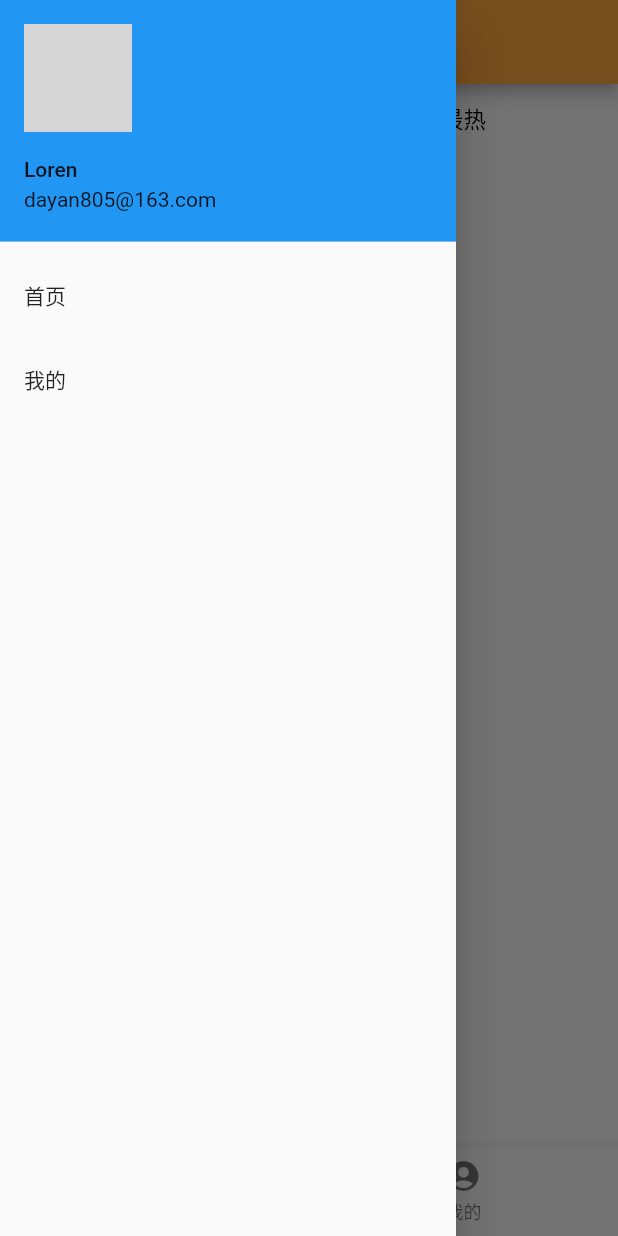
After one commit to Loren1994/flutter-learning, a Flutter app: the screen it shows after launch, with the side drawer open, on a phone screen of 412 x 824 dp. The commit adds this screen. Run offline on Flutter 3.47's test engine with Material 2 defaults, Android fonts, the phone set to English and light mode, and no system bars; our stand-ins replace fluttertoast; network calls fail; grey boxes are pictures that could not be loaded.

Commit message:
修改导航跳转方式

```diff
--- a/lib/main.dart
+++ b/lib/main.dart
@@ -1,16 +1,16 @@
+import 'package:flutter/cupertino.dart';
 import 'package:flutter/material.dart';
 import 'package:flutter_learning/pages/ContentDetail.dart';
 import 'package:flutter_learning/pages/HomePage.dart';
 import 'package:flutter_learning/pages/Person.dart';
-import 'package:fluttertoast/fluttertoast.dart';
-
+import 'package:flutter_learning/widget/HomeDrawer.dart';
 
 /** TODO-LIST
  * 1.网络请求的封装
  * 2.SP封装
  * 3.tab保存状态
  * 4.下拉列表组件
- * 5.
+ * 5.?tab/nav behavior
  */
 
 void main() => runApp(new App());
@@ -43,8 +43,7 @@ class _AppPageState extends State<AppPage> {
     new Text('首页', style: new TextStyle(fontSize: 12.0)),
     new Text('我的', style: new TextStyle(fontSize: 12.0))
   ];
-  var index = 0;
-  var isHome = true;
+  int selectNavIndex = 0;
 
   @override
   Widget build(BuildContext context) {
@@ -62,60 +61,30 @@ class _AppPageState extends State<AppPage> {
     return new DefaultTabController(
         child: new Scaffold(
           appBar: new AppBar(
-              elevation: 1.0,
-              backgroundColor: Colors.orangeAccent,
-              title: _getTitle()),
-          body: isHome ? new HomePage() : new Person(),
-          drawer: new Drawer(
-            child: new ListView(
-              children: <Widget>[
-                new UserAccountsDrawerHeader(
-                  accountName: new Text('Loren'),
-                  accountEmail: new Text('dayan805@163.com'),
-                  currentAccountPicture: new GestureDetector(
-                    onTap: () {},
-                    child: new CircleAvatar(
-                      backgroundImage: new NetworkImage(
-                          'https://avatars3.githubusercontent.com/u/19885732?s=460&v=4'),
-                    ),
-                  ),
-                  decoration: new BoxDecoration(
-                    color: Colors.blue,
-                  ),
-                ),
-                new ListTile(
-                    title: new Text('首页'),
-                    onTap: () {
-                      Fluttertoast.showToast(msg: "首页");
-                    }),
-                new ListTile(
-                  title: new Text('我的'),
-                  onTap: () {
-                    Fluttertoast.showToast(msg: "我的");
-                  },
-                ),
-              ],
-            ),
+              backgroundColor: Colors.orangeAccent, title: _getTitle()),
+          body: new IndexedStack(
+            children: <Widget>[new HomePage(), new Person()],
+            index: this.selectNavIndex,
           ),
+          drawer: new HomeDrawer(),
           bottomNavigationBar: new BottomNavigationBar(
+              items: items,
               onTap: _selectPosition,
-              currentIndex: index,
-              iconSize: 24.0,
-              items: items),
+              currentIndex: selectNavIndex,
+              iconSize: 24.0),
         ),
         length: items.length);
   }
 
   _selectPosition(int index) {
-    if (this.index == index) return;
+    if (this.selectNavIndex == index) return;
     setState(() {
-      this.index = index;
-      this.isHome = (index == 0);
+      this.selectNavIndex = index;
     });
   }
 
   _getTitle() {
-    return new Text(this.itemTexts[index].data,
+    return new Text(this.itemTexts[selectNavIndex].data,
         style: new TextStyle(fontSize: 20.0, color: Colors.white));
   }
 }
--- a/lib/pages/HomePage.dart
+++ b/lib/pages/HomePage.dart
@@ -7,7 +7,7 @@ class HomePage extends StatefulWidget {
 }
 
 class _HomePageState extends State<HomePage>
-    with SingleTickerProviderStateMixin {
+    with AutomaticKeepAliveClientMixin {
   final List<Text> tabTexts = <Text>[
     new Text('最新', style: new TextStyle(fontSize: 15.0)),
     new Text('最热', style: new TextStyle(fontSize: 15.0))
@@ -23,21 +23,18 @@ class _HomePageState extends State<HomePage>
     }
     return new DefaultTabController(
         child: new Scaffold(
-          appBar: new AppBar(
-            titleSpacing: 0.0,
-            backgroundColor: Colors.orangeAccent,
-            primary: true,
-            title: new TabBar(
+          appBar: new TabBar(
               isScrollable: false,
               tabs: tabs,
-              indicatorColor: Colors.white,
+              indicatorColor: Colors.orangeAccent,
               unselectedLabelColor: Colors.black,
-              labelColor: Colors.white,
-            ),
-          ),
+              labelColor: Colors.orangeAccent),
           body: new TabBarView(
               children: [new HomeList(flag: 0), new HomeList(flag: 1)]),
         ),
         length: tabs.length);
   }
+
+  @override
+  bool get wantKeepAlive => true;
 }
--- /dev/null
+++ b/lib/widget/HomeDrawer.dart
@@ -0,0 +1,39 @@
+import 'package:flutter/material.dart';
+import 'package:fluttertoast/fluttertoast.dart';
+
+class HomeDrawer extends StatelessWidget {
+  @override
+  Widget build(BuildContext context) {
+    return new Drawer(
+      child: new ListView(
+        children: <Widget>[
+          new UserAccountsDrawerHeader(
+            accountName: new Text('Loren'),
+            accountEmail: new Text('dayan805@163.com'),
+            currentAccountPicture: new GestureDetector(
+              onTap: () {},
+              child: new CircleAvatar(
+                backgroundImage: new NetworkImage(
+                    'https://avatars3.githubusercontent.com/u/19885732?s=460&v=4'),
+              ),
+            ),
+            decoration: new BoxDecoration(
+              color: Colors.blue,
+            ),
+          ),
+          new ListTile(
+              title: new Text('首页'),
+              onTap: () {
+                Fluttertoast.showToast(msg: "首页");
+              }),
+          new ListTile(
+            title: new Text('我的'),
+            onTap: () {
+              Fluttertoast.showToast(msg: "我的");
+            },
+          ),
+        ],
+      ),
+    );
+  }
+}
```
